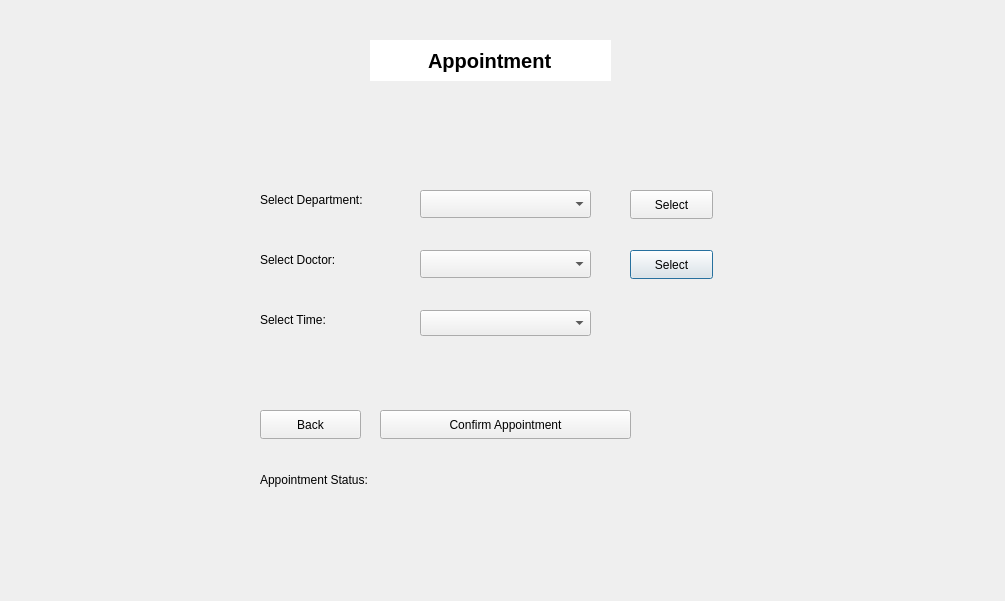
Old version of the form bookappointmentwindow.ui in the repository KirolousFouty/Hospital_Project.
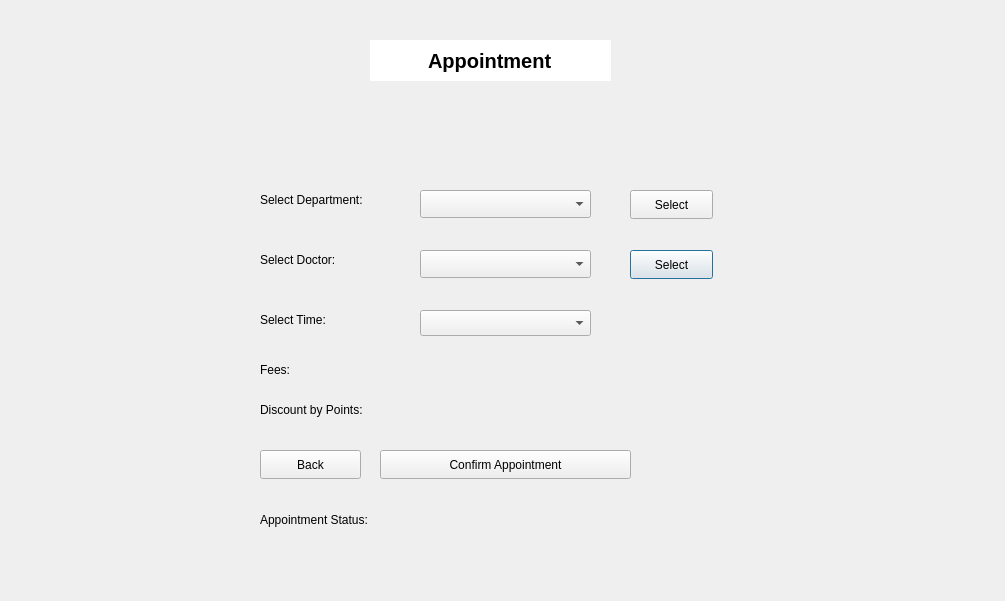
New version of the form.

What changed in the file:
```diff
--- a/bookappointmentwindow.ui
+++ b/bookappointmentwindow.ui
@@ -68,7 +68,7 @@
    <property name="geometry">
     <rect>
      <x>380</x>
-     <y>410</y>
+     <y>450</y>
      <width>251</width>
      <height>29</height>
     </rect>
@@ -153,7 +153,7 @@
    <property name="geometry">
     <rect>
      <x>260</x>
-     <y>470</y>
+     <y>510</y>
      <width>451</width>
      <height>20</height>
     </rect>
@@ -166,7 +166,7 @@
    <property name="geometry">
     <rect>
      <x>260</x>
-     <y>410</y>
+     <y>450</y>
      <width>101</width>
      <height>29</height>
     </rect>
@@ -175,6 +175,58 @@
     <string>Back</string>
    </property>
   </widget>
+  <widget class="QLabel" name="feesTitle">
+   <property name="geometry">
+    <rect>
+     <x>260</x>
+     <y>360</y>
+     <width>141</width>
+     <height>20</height>
+    </rect>
+   </property>
+   <property name="text">
+    <string>Fees:</string>
+   </property>
+  </widget>
+  <widget class="QLabel" name="feesDisplay">
+   <property name="geometry">
+    <rect>
+     <x>420</x>
+     <y>360</y>
+     <width>171</width>
+     <height>20</height>
+    </rect>
+   </property>
+   <property name="text">
+    <string/>
+   </property>
+  </widget>
+  <widget class="QLabel" name="discountTitle">
+   <property name="geometry">
+    <rect>
+     <x>260</x>
+     <y>400</y>
+     <width>141</width>
+     <height>20</height>
+    </rect>
+   </property>
+   <property name="text">
+    <string>Discount by Points:</string>
+   </property>
+  </widget>
+  <widget class="QLabel" name="discountDisplay">
+   <property name="geometry">
+    <rect>
+     <x>420</x>
+     <y>400</y>
+     <width>171</width>
+     <height>20</height>
+    </rect>
+   </property>
+   <property name="text">
+    <string/>
+   </property>
+  </widget>
  </widget>
  <resources/>
  <connections/>
```
